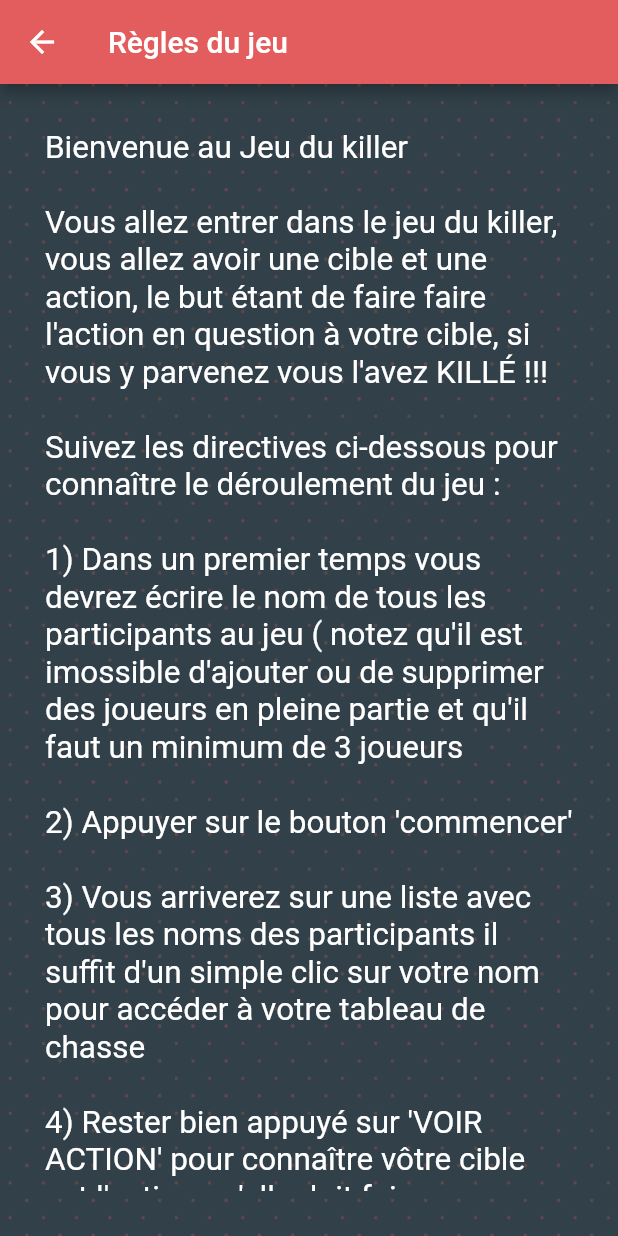
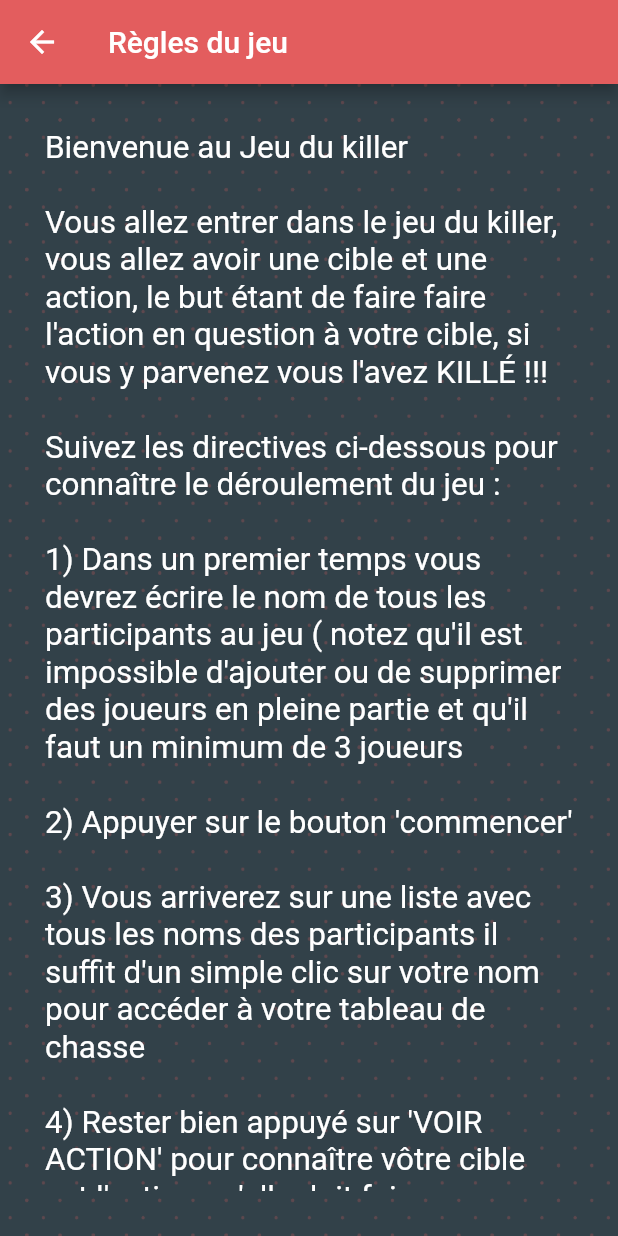
Before and after one commit to EdouardPlantevin/Killer, a Flutter app: the RulesPage screen opened directly, on a phone screen of 412 x 824 dp. Run offline on Flutter 3.47's test engine with Material 2 defaults, Android fonts, the phone set to English and light mode, and no system bars; our stand-ins replace flutter_spinkit, shared_preferences, sqflite; accounts and stored records are empty.

Commit message:
start work design

```diff
--- a/lib/widgets/rules_page.dart
+++ b/lib/widgets/rules_page.dart
@@ -1,8 +1,6 @@
 import 'package:flutter/material.dart';
 
 class RulesPage extends StatefulWidget {
-
-
   @override
   _RulesPageState createState() => new _RulesPageState();
 }
@@ -32,7 +30,7 @@ class _RulesPageState extends State<RulesPage> {
               child: Text("Bienvenue au Jeu du killer \n\n"
                   "Vous allez entrer dans le jeu du killer, vous allez avoir une cible et une action, le but étant de faire faire l'action en question à votre cible, si vous y parvenez vous l'avez KILLÉ !!! \n\n"
                   "Suivez les directives ci-dessous pour connaître le déroulement du jeu :\n\n"
-                  "1) Dans un premier temps vous devrez écrire le nom de tous les participants au jeu ( notez qu'il est imossible d'ajouter ou de supprimer des joueurs en pleine partie et qu'il faut un minimum de 3 joueurs \n\n"
+                  "1) Dans un premier temps vous devrez écrire le nom de tous les participants au jeu ( notez qu'il est impossible d'ajouter ou de supprimer des joueurs en pleine partie et qu'il faut un minimum de 3 joueurs \n\n"
                   "2) Appuyer sur le bouton 'commencer'\n\n"
                   "3) Vous arriverez sur une liste avec tous les noms des participants il suffit d'un simple clic sur votre nom pour accéder à votre tableau de chasse \n\n"
                   "4) Rester bien appuyé sur 'VOIR ACTION' pour connaître vôtre cible est l'action qu'elle doit faire\n\n"
```
Also changed, not shown: pubspec.lock, 6 other files.
